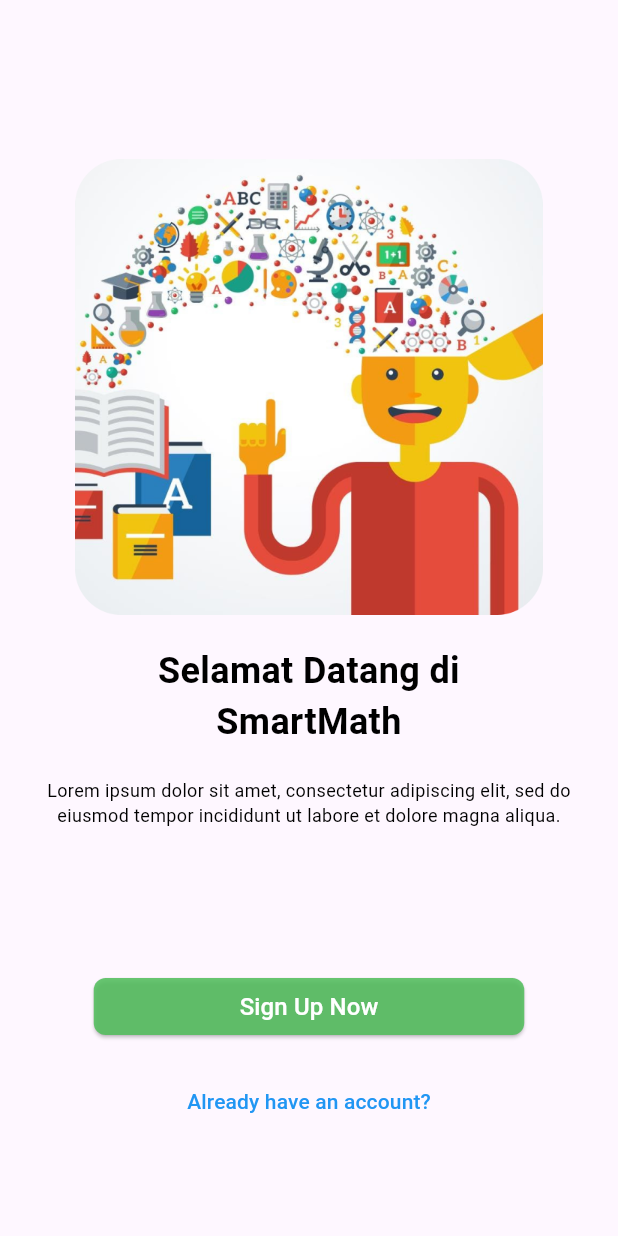
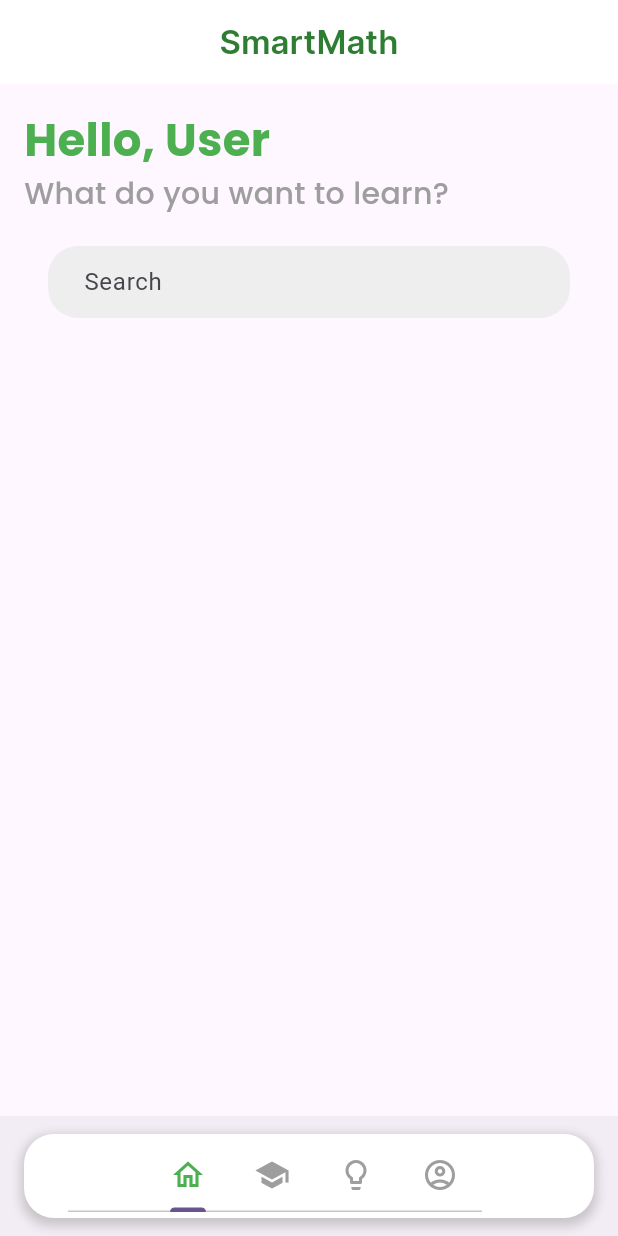
Before and after one commit to riznayusmilandapurba/SmartMath, a Flutter app: the OnBoarding3 screen opened directly, after a tap on "Sign Up Now", on a phone screen of 412 x 824 dp. Run offline on Flutter 3.47's test engine with Material 3 defaults, Android fonts, the phone set to English and light mode, and no system bars; our stand-ins replace google_fonts.

Commit message:
add Homepage

```diff
--- a/lib/main.dart
+++ b/lib/main.dart
@@ -33,6 +33,7 @@ class MyApp extends StatelessWidget {
         useMaterial3: true,
       ),
       home: SplashScreen(),
+      debugShowCheckedModeBanner: false,
     );
   }
 }
--- /dev/null
+++ b/lib/pages/Homepage.dart
@@ -0,0 +1,148 @@
+import 'package:flutter/cupertino.dart';
+import 'package:flutter/material.dart';
+// import 'package:intl/intl.dart';
+
+class MainPage extends StatefulWidget {
+  const MainPage({super.key});
+
+  @override
+  State<MainPage> createState() => _PageBottomBarState();
+}
+
+class _PageBottomBarState extends State<MainPage>
+    with SingleTickerProviderStateMixin {
+  TabController? _tabController;
+
+  @override
+  void initState() {
+    super.initState();
+    _tabController = TabController(length: 4, vsync: this);
+  }
+
+  @override
+  Widget build(BuildContext context) {
+    return Scaffold(
+      body: TabBarView(
+        controller: _tabController,
+        children: const [
+          HomePage(),
+          // PageCourse(),
+          // PageQuiz(),
+          // PageOther(),
+        ],
+      ),
+      bottomNavigationBar: BottomAppBar(
+        child: Container(
+          decoration: BoxDecoration(
+            borderRadius: BorderRadius.vertical(
+                top: Radius.circular(20), bottom: Radius.circular(20)),
+            color: Colors.white,
+            boxShadow: [
+              BoxShadow(
+                color: Colors.grey.withOpacity(0.5),
+                spreadRadius: 2,
+                blurRadius: 5,
+                offset: Offset(0, 3),
+              ),
+            ],
+          ),
+          child: Row(
+            mainAxisAlignment: MainAxisAlignment.spaceEvenly,
+            children: [
+              TabBar(
+                isScrollable: true,
+                labelColor: Colors.green,
+                unselectedLabelColor: Colors.grey,
+                controller: _tabController,
+                tabs: [
+                  Tab(
+                    icon: Icon(Icons.home_outlined),
+                  ),
+                  Tab(
+                    icon: Icon(Icons.school),
+                  ),
+                  Tab(
+                    icon: Icon(Icons.lightbulb_outline),
+                  ),
+                  Tab(
+                    icon: Icon(Icons.account_circle_outlined),
+                  ),
+                ],
+              ),
+              SizedBox(width: 16),
+            ],
+          ),
+        ),
+      ),
+    );
+  }
+}
+
+class HomePage extends StatefulWidget {
+  const HomePage({super.key});
+
+  @override
+  State<HomePage> createState() => _HomePageState();
+}
+
+class _HomePageState extends State<HomePage> {
+  @override
+  Widget build(BuildContext context) {
+    return Scaffold(
+      appBar: AppBar(
+        automaticallyImplyLeading: false,
+        title: Center(
+          child: Text(
+            'SmartMath',
+            style: TextStyle(
+              fontFamily: 'Inter',
+              fontWeight: FontWeight.bold,
+              color: Colors.green[800],
+            ),
+          ),
+        ),
+        backgroundColor: Colors.white,
+        elevation: 0,
+        iconTheme: IconThemeData(color: Colors.green[800]),
+      ),
+      body: Column(
+        crossAxisAlignment: CrossAxisAlignment.start,
+        children: <Widget>[
+          Padding(
+            padding: EdgeInsets.all(16.0),
+            child: Column(
+              crossAxisAlignment: CrossAxisAlignment.start,
+              children: [
+                Text('Hello, User',
+                    style: TextStyle(
+                        fontFamily: 'Poppins',
+                        fontSize: 30,
+                        fontWeight: FontWeight.bold,
+                        color: Colors.green)),
+                Text('What do you want to learn?',
+                    style: TextStyle(fontFamily: 'Poppins',fontSize: 20, color: Colors.grey)),
+                SizedBox(height: 20),
+                Padding(
+                  padding: EdgeInsets.symmetric(horizontal: 16.0),
+                  child: TextField(
+                    decoration: InputDecoration(
+                      hintText: 'Search',
+                      filled: true,
+                      fillColor: Colors.grey[200],
+                      border: OutlineInputBorder(
+                        borderRadius: BorderRadius.circular(20.0),
+                        borderSide: BorderSide.none,
+                      ),
+                      contentPadding: EdgeInsets.symmetric(horizontal: 20.0),
+                    ),
+                  ),
+                ),
+                SizedBox(height: 30),
+              ],
+            ),
+          ),
+        ],
+      ),
+    );
+  }
+}
--- a/lib/pages/onboarding3.dart
+++ b/lib/pages/onboarding3.dart
@@ -1,6 +1,6 @@
 import 'package:flutter/material.dart';
 import 'package:google_fonts/google_fonts.dart';
-import 'package:smartmath/pages/onboarding3.dart';
+import 'package:smartmath/pages/Homepage.dart';
 
 class OnBoarding3 extends StatefulWidget {
   const OnBoarding3({super.key});
@@ -69,7 +69,7 @@ class _OnBoarding3State extends State<OnBoarding3> {
                   onPressed: () {
                     Navigator.push(
                       context,
-                      MaterialPageRoute(builder: (context) => OnBoarding3()),
+                      MaterialPageRoute(builder: (context) => MainPage()),
                     );
                   },
                   style: ElevatedButton.styleFrom(
@@ -92,7 +92,10 @@ class _OnBoarding3State extends State<OnBoarding3> {
             Center(
               child: TextButton(
                 onPressed: () {
-
+                  // Navigator.push(
+                  //     context,
+                  //     MaterialPageRoute(builder: (context) => HomePage()),
+                  //   );
                 },
                 child: Text(
                   'Already have an account?',
```
Also changed, not shown: pubspec.yaml (+8 -11 lines), assets/font/Inter-SemiBold.ttf (added), assets/font/Poppins-Bold.ttf (added), assets/font/Poppins-Medium.ttf (added).
